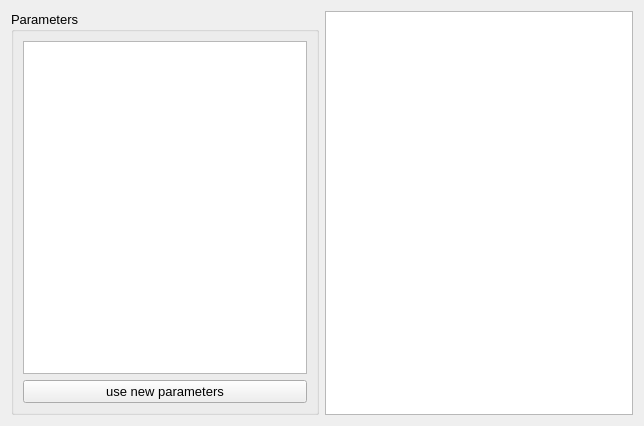
Before: the Qt Designer form qtgui/mathmodelView.ui in molybd/Model2SAS, drawn with Qt 5.
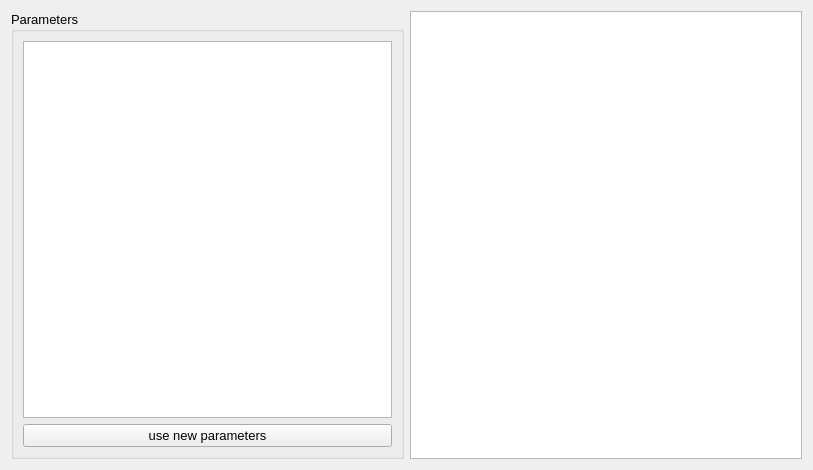
After: the same form once the commit is applied.

Diff of the .ui file:
```diff
--- a/qtgui/mathmodelView.ui
+++ b/qtgui/mathmodelView.ui
@@ -6,8 +6,8 @@
    <rect>
     <x>0</x>
     <y>0</y>
-    <width>644</width>
-    <height>426</height>
+    <width>813</width>
+    <height>470</height>
    </rect>
   </property>
   <property name="font">
```
